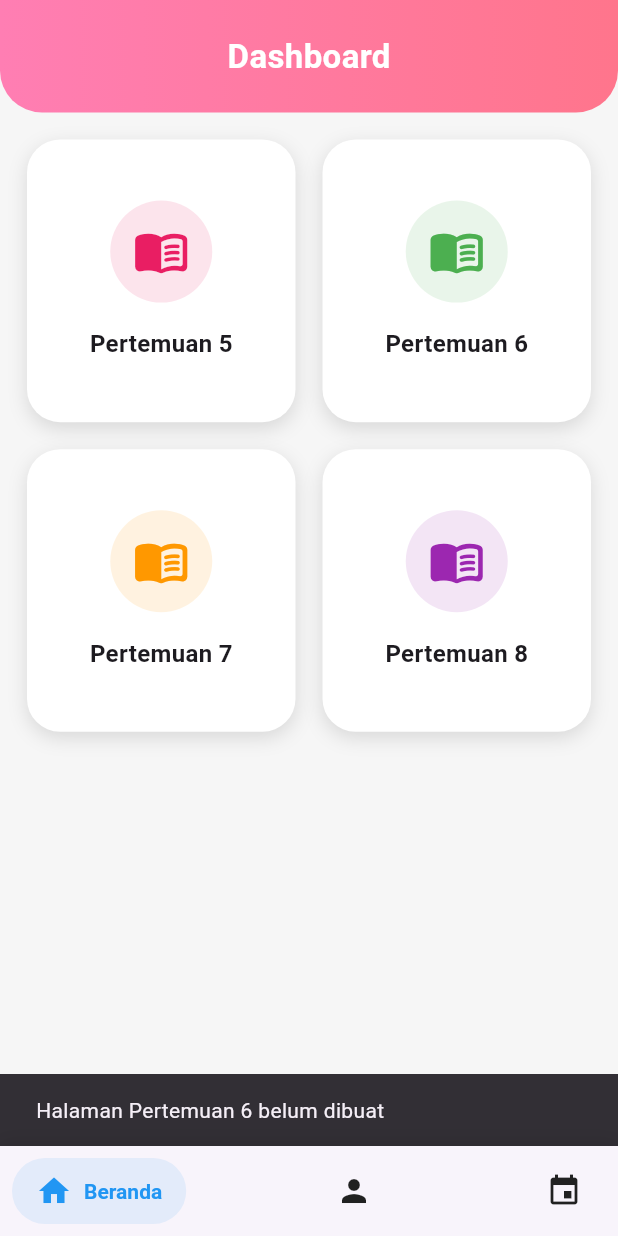
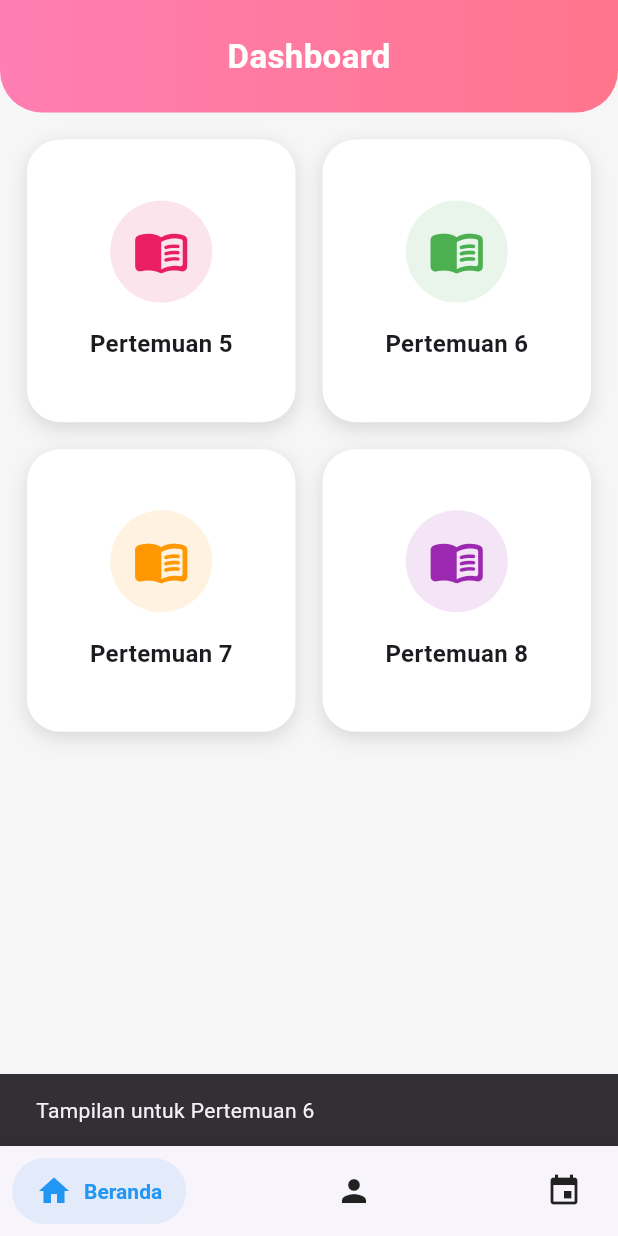
Before and after one commit to auraadiana22/MobileProgramming_p7, a Flutter app: the screen it shows after launch, after a tap on "Pertemuan 6", on a phone screen of 412 x 824 dp. Run offline on Flutter 3.47's test engine with Material 3 defaults, Android fonts, the phone set to English and light mode, and no system bars; drawn by our look-alikes of salomon_bottom_bar.

Commit message:
modified: lib/page/beranda_page.dart

```diff
--- a/lib/page/beranda_page.dart
+++ b/lib/page/beranda_page.dart
@@ -1,6 +1,6 @@
 import 'package:flutter/material.dart';
 import '../main.dart';
-import '../pertemuan/pertemuan5.dart';
+import '../pertemuan/pertemuan5.dart'; // Pastikan kalau ada pertemuan lain ditambahin disini
 
 class BerandaPage extends StatelessWidget {
   final ProfileData profile;
@@ -24,8 +24,10 @@ class BerandaPage extends StatelessWidget {
         title: "Pertemuan 6",
         color: Colors.green,
         onTap: () {
+          // Menambahkan aksi untuk Pertemuan 6
+          // Misalnya, jika ada tampilan lain yang ingin ditampilkan saat klik
           ScaffoldMessenger.of(context).showSnackBar(
-            const SnackBar(content: Text("Halaman Pertemuan 6 belum dibuat")),
+            const SnackBar(content: Text("Tampilan untuk Pertemuan 6")),
           );
         },
       ),
```
